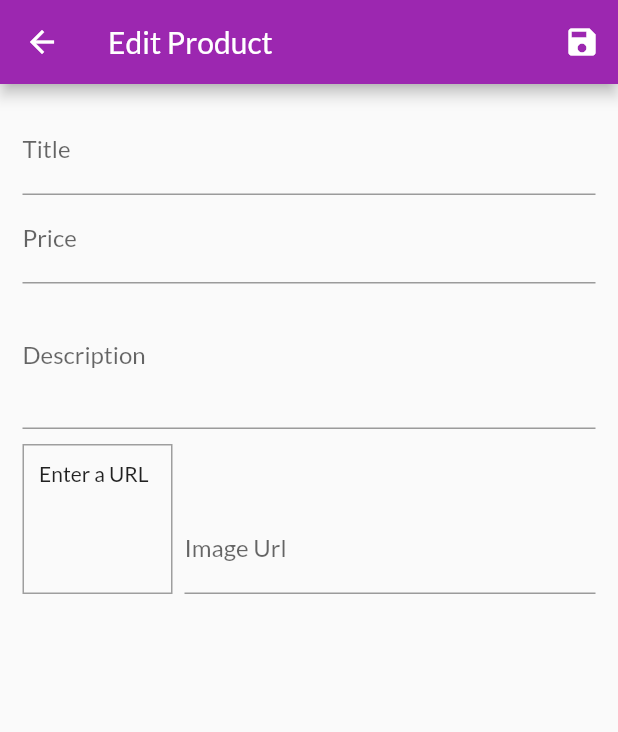
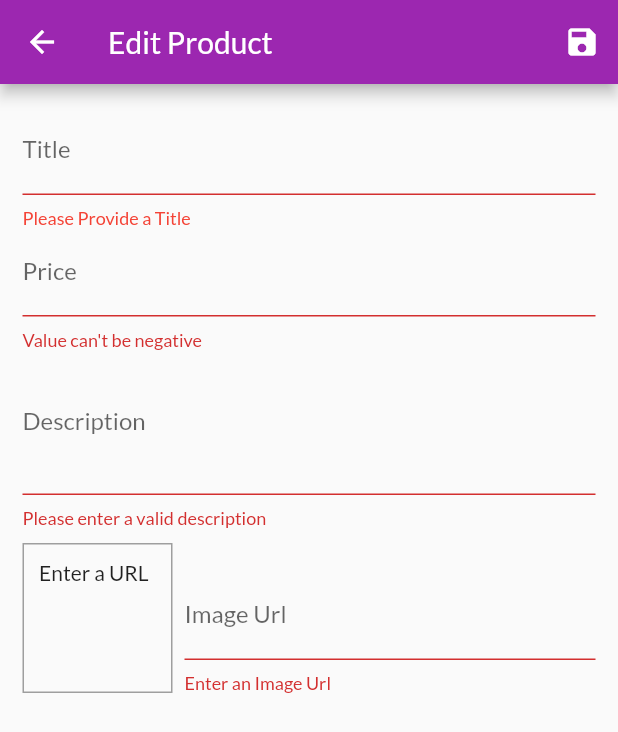
Before and after one commit to kartikeya72001/Shop_App, a Flutter app: the EditProductScreen screen opened by its route, after a tap on the "save" icon, on a phone screen of 412 x 824 dp. Shown: the top 732 px of the screen. Run offline on Flutter 3.47's test engine with Material 2 defaults, Android fonts, the phone set to English and light mode, and no system bars; network calls fail.

Commit message:
Completed Form functionality and Products Page

```diff
--- a/lib/screens/edit_product_screen.dart
+++ b/lib/screens/edit_product_screen.dart
@@ -1,5 +1,7 @@
 import 'package:flutter/material.dart';
+import 'package:provider/provider.dart';
 import 'package:shop_app/providers/product.dart';
+import 'package:shop_app/providers/products.dart';
 
 class EditProductScreen extends StatefulWidget {
   static const routeName = "editproduct";
@@ -13,13 +15,47 @@ class _EditProductScreenState extends State<EditProductScreen> {
   final _imgUrlFocusNode = FocusNode();
   final _imgUrlcontroller = TextEditingController();
   final _form = GlobalKey<FormState>();
-  var _editedProduct =
-      Product(id: null, title: '', price: 0, desc: '', imgUrl: '');
+  var _editedProduct = Product(
+    id: null,
+    title: '',
+    price: 0,
+    desc: '',
+    imgUrl: '',
+  );
+  var isInit = true;
+  var _initValues = {
+    'title': '',
+    'desc': '',
+    'price': '',
+    'imgUrl': '',
+  };
 
   @override
   void initState() {
     _imgUrlFocusNode.addListener(updateImageUrl);
     super.initState();
+  }
+
+  @override
+  void didChangeDependencies() {
+    if (isInit) {
+      final productId = ModalRoute.of(context).settings.arguments as String;
+      if (productId != null) {
+        final product = Provider.of<Products>(context, listen: false)
+            .filterProducts(productId);
+        _editedProduct = product;
+        _initValues = {
+          'title': product.title,
+          'desc': product.desc,
+          'price': product.price.toString(),
+          // 'imgUrl': product.imgUrl,
+          'imgUrl': '',
+        };
+        _imgUrlcontroller.text = _editedProduct.imgUrl;
+      }
+    }
+    isInit = false;
+    super.didChangeDependencies();
   }
 
   @override
@@ -34,12 +70,27 @@ class _EditProductScreenState extends State<EditProductScreen> {
 
   void updateImageUrl() {
     if (!_imgUrlFocusNode.hasFocus) {
+      if (_imgUrlcontroller.text.isEmpty) return;
+      if (!_imgUrlcontroller.text.startsWith('http') ||
+          !_imgUrlcontroller.text.startsWith('https')) return;
+      if (!_imgUrlcontroller.text.endsWith('.jpg') ||
+          !_imgUrlcontroller.text.endsWith('.jpeg') ||
+          !_imgUrlcontroller.text.endsWith('.png')) return;
       setState(() {});
     }
   }
 
   void _saveForm() {
+    final isValid = _form.currentState.validate();
+    if (!isValid) return;
     _form.currentState.save();
+    if (_editedProduct.id != null) {
+      Provider.of<Products>(context, listen: false)
+          .updateProduct(_editedProduct.id, _editedProduct);
+    } else {
+      Provider.of<Products>(context, listen: false).addProducts(_editedProduct);
+    }
+    Navigator.of(context).pop();
   }
 
   @override
@@ -61,16 +112,25 @@ class _EditProductScreenState extends State<EditProductScreen> {
           child: ListView(
             children: <Widget>[
               TextFormField(
+                initialValue: _initValues['title'],
                 decoration: InputDecoration(
                   labelText: 'Title',
+                  errorStyle: TextStyle(color: Colors.red),
                 ),
                 textInputAction: TextInputAction.next,
                 onFieldSubmitted: (_) {
                   FocusScope.of(context).requestFocus(_priceFocusNode);
                 },
+                validator: (value) {
+                  if (value.length > 0)
+                    return null;
+                  else
+                    return "Please Provide a Title";
+                },
                 onSaved: (value) {
                   _editedProduct = Product(
-                    id: null,
+                    id: _editedProduct.id,
+                    isFavourite: _editedProduct.isFavourite,
                     title: value,
                     desc: _editedProduct.desc,
                     imgUrl: _editedProduct.imgUrl,
@@ -82,6 +142,16 @@ class _EditProductScreenState extends State<EditProductScreen> {
                 decoration: InputDecoration(
                   labelText: 'Price',
                 ),
+                initialValue: _initValues['price'],
+                validator: (value) {
+                  if (value.isEmpty) return "Value can't be negative";
+                  if (double.tryParse(value) == null)
+                    return "Enter a valid Number";
+                  if (double.parse(value) <= 0)
+                    return "Price can't be Negative";
+                  else
+                    return null;
+                },
                 keyboardType: TextInputType.number,
                 textInputAction: TextInputAction.next,
                 focusNode: _priceFocusNode,
@@ -90,7 +160,8 @@ class _EditProductScreenState extends State<EditProductScreen> {
                 },
                 onSaved: (value) {
                   _editedProduct = Product(
-                    id: null,
+                    id: _editedProduct.id,
+                    isFavourite: _editedProduct.isFavourite,
                     title: _editedProduct.title,
                     desc: _editedProduct.desc,
                     imgUrl: _editedProduct.imgUrl,
@@ -102,12 +173,20 @@ class _EditProductScreenState extends State<EditProductScreen> {
                 decoration: InputDecoration(
                   labelText: 'Description',
                 ),
+                initialValue: _initValues['desc'],
+                validator: (value) {
+                  if (value.isEmpty) return "Please enter a valid description";
+                  if (value.length < 10)
+                    return "Added Description is too short";
+                  return null;
+                },
                 maxLines: 3,
                 keyboardType: TextInputType.multiline,
                 focusNode: _descFocusNode,
                 onSaved: (value) {
                   _editedProduct = Product(
-                    id: null,
+                    id: _editedProduct.id,
+                    isFavourite: _editedProduct.isFavourite,
                     title: _editedProduct.title,
                     desc: value,
                     imgUrl: _editedProduct.imgUrl,
@@ -140,6 +219,7 @@ class _EditProductScreenState extends State<EditProductScreen> {
                   ),
                   Expanded(
                     child: TextFormField(
+                      // initialValue: _initValues['imgUrl'],
                       decoration: InputDecoration(labelText: 'Image Url'),
                       keyboardType: TextInputType.url,
                       textInputAction: TextInputAction.done,
@@ -148,9 +228,20 @@ class _EditProductScreenState extends State<EditProductScreen> {
                       onFieldSubmitted: (_) {
                         _saveForm();
                       },
+                      validator: (value) {
+                        if (value.isEmpty) return "Enter an Image Url";
+                        if (!value.startsWith('http') &&
+                            !value.startsWith('https'))
+                          return "Enter a valid a Url";
+                        if (!value.endsWith('.jpg') &&
+                            !value.endsWith('.jpeg') &&
+                            !value.endsWith('.png')) return "Invalid Image URL";
+                        return null;
+                      },
                       onSaved: (value) {
                         _editedProduct = Product(
-                          id: null,
+                          id: _editedProduct.id,
+                          isFavourite: _editedProduct.isFavourite,
                           title: _editedProduct.title,
                           desc: _editedProduct.desc,
                           imgUrl: value,
--- a/lib/screens/user_products_screen.dart
+++ b/lib/screens/user_products_screen.dart
@@ -30,6 +30,7 @@ class UserProductScreen extends StatelessWidget {
           itemBuilder: (ctx, idx) => Column(
             children: [
               UserProductItem(
+                productsData.items[idx].id,
                 productsData.items[idx].title,
                 productsData.items[idx].imgUrl,
               ),
```
Also changed, not shown: lib/providers/products.dart (+23 -2 lines), lib/widgets/user_product_item.dart (+12 -3 lines).
